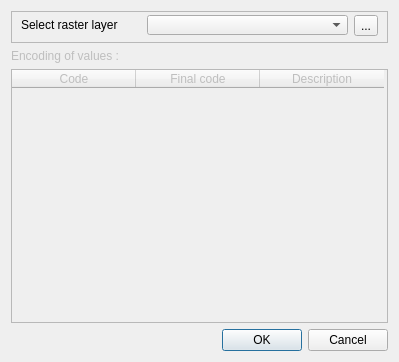
Above: ui/raster_data_dialog.ui from MathieuChailloux/MitiConnect before the change. Below: the same form after it.
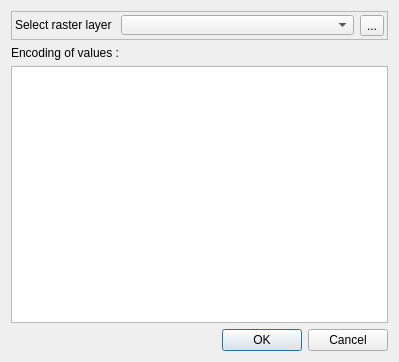
That is the form after the change. Custom widgets are drawn as their Qt base class.

Commit message: Merge qgis_lib_mc + work on dialogs

```diff
--- a/ui/raster_data_dialog.ui
+++ b/ui/raster_data_dialog.ui
@@ -13,8 +13,8 @@
   <property name="windowTitle">
    <string>Dialog</string>
   </property>
-  <layout class="QVBoxLayout" name="verticalLayout">
-   <item>
+  <layout class="QGridLayout" name="gridLayout">
+   <item row="0" column="0">
     <widget class="QFrame" name="frame">
      <property name="frameShape">
       <enum>QFrame::StyledPanel</enum>
@@ -22,24 +22,30 @@
      <property name="frameShadow">
       <enum>QFrame::Raised</enum>
      </property>
-     <layout class="QHBoxLayout" name="horizontalLayout">
+     <layout class="QGridLayout" name="gridLayout_2">
+      <property name="leftMargin">
+       <number>3</number>
+      </property>
       <property name="topMargin">
        <number>3</number>
       </property>
+      <property name="rightMargin">
+       <number>3</number>
+      </property>
       <property name="bottomMargin">
-       <number>6</number>
+       <number>3</number>
       </property>
-      <item>
+      <item row="0" column="0">
        <widget class="QLabel" name="fileLabel">
         <property name="minimumSize">
          <size>
-          <width>120</width>
+          <width>100</width>
           <height>16</height>
          </size>
         </property>
         <property name="maximumSize">
          <size>
-          <width>120</width>
+          <width>100</width>
           <height>20</height>
          </size>
         </property>
@@ -48,7 +54,7 @@
         </property>
        </widget>
       </item>
-      <item>
+      <item row="0" column="1">
        <widget class="QgsMapLayerComboBox" name="rasterDataLayerCombo">
         <property name="minimumSize">
          <size>
@@ -64,7 +70,7 @@
         </property>
        </widget>
       </item>
-      <item>
+      <item row="0" column="2">
        <widget class="QToolButton" name="rasterDataLayerOpen">
         <property name="text">
          <string>...</string>
@@ -74,52 +80,18 @@
      </layout>
     </widget>
    </item>
-   <item>
+   <item row="1" column="0">
     <widget class="QLabel" name="encodingLabel">
      <property name="enabled">
-      <bool>false</bool>
+      <bool>true</bool>
      </property>
      <property name="text">
       <string>Encoding of values :</string>
      </property>
     </widget>
    </item>
-   <item>
-    <widget class="QTableWidget" name="rasterDataReclassTable">
-     <property name="enabled">
-      <bool>false</bool>
-     </property>
-     <property name="editTriggers">
-      <set>QAbstractItemView::DoubleClicked</set>
-     </property>
-     <property name="columnCount">
-      <number>3</number>
-     </property>
-     <attribute name="horizontalHeaderVisible">
-      <bool>true</bool>
-     </attribute>
-     <attribute name="horizontalHeaderDefaultSectionSize">
-      <number>124</number>
-     </attribute>
-     <attribute name="verticalHeaderVisible">
-      <bool>false</bool>
-     </attribute>
-     <column>
-      <property name="text">
-       <string>Code</string>
-      </property>
-     </column>
-     <column>
-      <property name="text">
-       <string>Final code</string>
-      </property>
-     </column>
-     <column>
-      <property name="text">
-       <string>Description</string>
-      </property>
-     </column>
-    </widget>
+   <item row="2" column="0">
+    <widget class="QTableView" name="rasterDataDialogView"/>
    </item>
    <item>
     <widget class="QDialogButtonBox" name="buttonBox">
```
Left out of the diff: 2 changed lines with no effect on the pictures. The commit also changes 5 other files.
